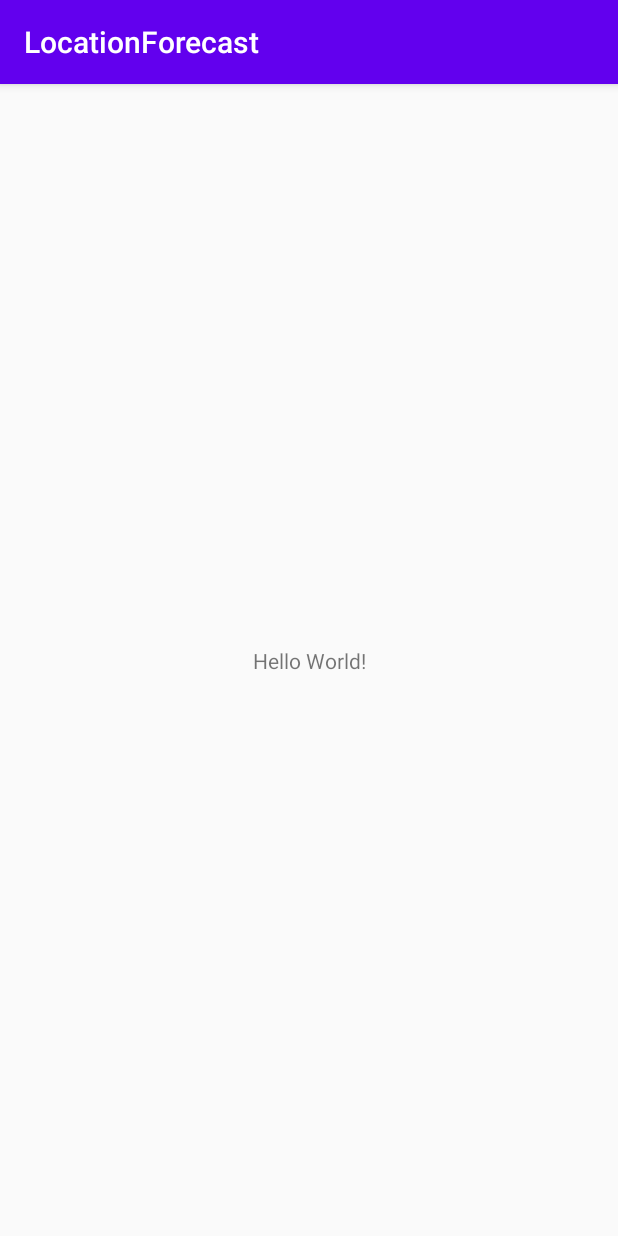
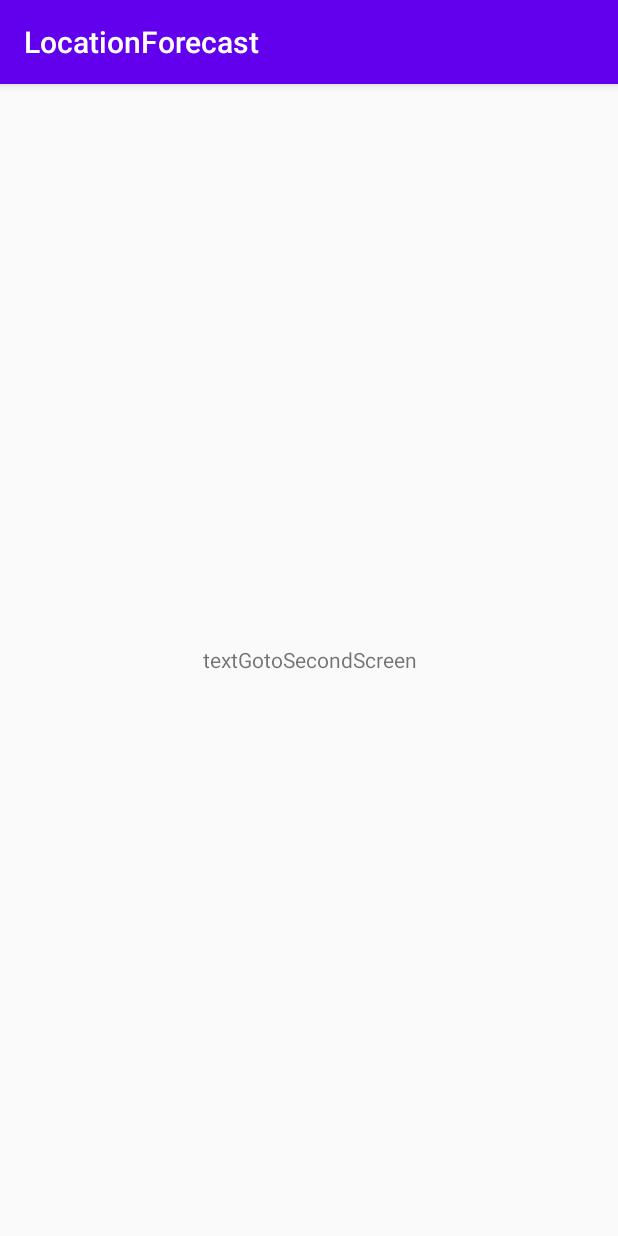
Before and after one commit to Seidov/LocationForecast, an Android app: the screen it shows after launch (MainActivity), on a phone screen of 412 x 824 dp. Run offline under Robolectric (Android 15) with nearby library versions, the phone set to English and light mode, and no system bars.

Commit message:
navigation structure was created

```diff
--- /dev/null
+++ b/app/src/main/java/com/sultanseidov/locationforecast/CurrentLocationFragment.java
@@ -0,0 +1,47 @@
+package com.sultanseidov.locationforecast;
+
+import android.os.Bundle;
+
+import androidx.annotation.Nullable;
+import androidx.fragment.app.Fragment;
+import androidx.navigation.Navigation;
+
+import android.view.LayoutInflater;
+import android.view.View;
+import android.view.ViewGroup;
+import android.widget.TextView;
+
+public class CurrentLocationFragment extends Fragment {
+
+    View view;
+    TextView textGotoSecondScreen;
+
+    @Override
+    public void onCreate(Bundle savedInstanceState) {
+        super.onCreate(savedInstanceState);
+
+    }
+
+    @Override
+    public void onActivityCreated(@Nullable Bundle savedInstanceState) {
+        super.onActivityCreated(savedInstanceState);
+        textGotoSecondScreen.setOnClickListener(new View.OnClickListener() {
+            @Override
+            public void onClick(View view) {
+                Navigation.findNavController(view).navigate(R.id.action_blankFragment_to_blankFragment2);
+            }
+        });
+    }
+
+    @Override
+    public View onCreateView(LayoutInflater inflater, ViewGroup container,
+                             Bundle savedInstanceState) {
+        view = inflater.inflate(R.layout.fragment_current_location, container, false);
+        initUIComponent();
+        return view;
+    }
+
+    private void initUIComponent() {
+        textGotoSecondScreen=view.findViewById(R.id.textGotoSecondScreen);
+    }
+}
--- a/app/src/main/java/com/sultanseidov/locationforecast/MainActivity.java
+++ b/app/src/main/java/com/sultanseidov/locationforecast/MainActivity.java
@@ -10,5 +10,6 @@
     protected void onCreate(Bundle savedInstanceState) {
         super.onCreate(savedInstanceState);
         setContentView(R.layout.activity_main);
+
     }
 }
--- a/app/src/main/res/layout/activity_main.xml
+++ b/app/src/main/res/layout/activity_main.xml
@@ -6,13 +6,16 @@
     android:layout_height="match_parent"
     tools:context=".MainActivity">
 
-    <TextView
-        android:layout_width="wrap_content"
-        android:layout_height="wrap_content"
-        android:text="Hello World!"
+    <fragment
+        android:id="@+id/fragment2"
+        android:name="androidx.navigation.fragment.NavHostFragment"
+        android:layout_width="409dp"
+        android:layout_height="match_parent"
+        app:defaultNavHost="true"
         app:layout_constraintBottom_toBottomOf="parent"
-        app:layout_constraintLeft_toLeftOf="parent"
-        app:layout_constraintRight_toRightOf="parent"
-        app:layout_constraintTop_toTopOf="parent" />
+        app:layout_constraintEnd_toEndOf="parent"
+        app:layout_constraintStart_toStartOf="parent"
+        app:layout_constraintTop_toTopOf="parent"
+        app:navGraph="@navigation/nav_graph" />
 
 </androidx.constraintlayout.widget.ConstraintLayout>
--- /dev/null
+++ b/app/src/main/res/layout/fragment_current_location.xml
@@ -0,0 +1,16 @@
+<?xml version="1.0" encoding="utf-8"?>
+<FrameLayout xmlns:android="http://schemas.android.com/apk/res/android"
+    xmlns:tools="http://schemas.android.com/tools"
+    android:layout_width="match_parent"
+    android:layout_height="match_parent"
+    tools:context=".CurrentLocationFragment">
+
+    <TextView
+        android:layout_gravity="center_horizontal|center_vertical"
+        android:gravity="center_horizontal|center_vertical"
+        android:text="textGotoSecondScreen"
+        android:id="@+id/textGotoSecondScreen"
+        android:layout_width="wrap_content"
+        android:layout_height="wrap_content"/>
+
+</FrameLayout>
--- /dev/null
+++ b/app/src/main/res/navigation/nav_graph.xml
@@ -0,0 +1,22 @@
+<?xml version="1.0" encoding="utf-8"?>
+<navigation xmlns:android="http://schemas.android.com/apk/res/android"
+    xmlns:app="http://schemas.android.com/apk/res-auto"
+    xmlns:tools="http://schemas.android.com/tools"
+    android:id="@+id/nav_graph"
+    app:startDestination="@id/currentLocationFragment">
+
+    <fragment
+        android:id="@+id/currentLocationFragment"
+        android:name="com.sultanseidov.locationforecast.CurrentLocationFragment"
+        android:label="fragment_blank"
+        tools:layout="@layout/fragment_current_location" >
+        <action
+            android:id="@+id/action_blankFragment_to_blankFragment2"
+            app:destination="@id/autoCompleteSearchFragment" />
+    </fragment>
+    <fragment
+        android:id="@+id/autoCompleteSearchFragment"
+        android:name="com.sultanseidov.locationforecast.AutoCompleteSearchFragment"
+        android:label="fragment_blank2"
+        tools:layout="@layout/fragment_auto_complete_search" />
+</navigation>
--- a/app/src/main/res/values/strings.xml
+++ b/app/src/main/res/values/strings.xml
@@ -1,3 +1,5 @@
 <resources>
     <string name="app_name">LocationForecast</string>
+    <!-- TODO: Remove or change this placeholder text -->
+    <string name="hello_blank_fragment">Hello blank fragment</string>
 </resources>
```
Also changed, not shown: app/build.gradle (+7 -0 lines), app/src/main/java/com/sultanseidov/locationforecast/AutoCompleteSearchFragment.java (added, +64 -0 lines), app/src/main/res/layout/fragment_auto_complete_search.xml (added, +14 -0 lines).
